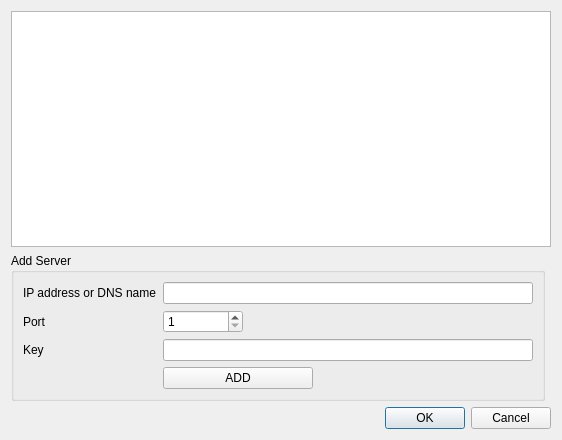
The window that BlockSettleUILib/ArmoryServersWidget.ui (BlockSettle/common) describes before a commit, drawn with Qt 5.
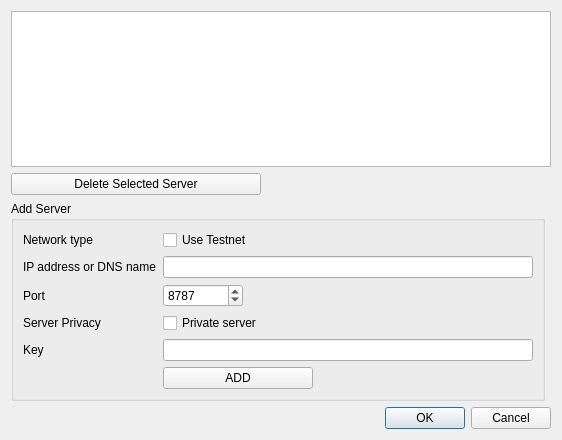
The same window after the commit.

Commit message: [wip] armory cancel connection

What changed in the file:
```diff
--- a/BlockSettleUILib/ArmoryServersWidget.ui
+++ b/BlockSettleUILib/ArmoryServersWidget.ui
@@ -30,40 +30,80 @@
      </attribute>
     </widget>
    </item>
-   <item row="1" column="0">
+   <item row="2" column="0">
     <widget class="QGroupBox" name="groupBox">
      <property name="title">
       <string>Add Server</string>
      </property>
      <layout class="QGridLayout" name="gridLayout">
       <item row="0" column="0">
+       <widget class="QLabel" name="label_5">
+        <property name="text">
+         <string>Network type</string>
+        </property>
+       </widget>
+      </item>
+      <item row="1" column="0">
        <widget class="QLabel" name="label">
         <property name="text">
          <string>IP address or DNS name</string>
         </property>
        </widget>
       </item>
-      <item row="2" column="1">
+      <item row="1" column="2">
+       <widget class="QLineEdit" name="lineEditAddress"/>
+      </item>
+      <item row="9" column="2">
        <widget class="QLineEdit" name="lineEditKey"/>
       </item>
-      <item row="1" column="0">
+      <item row="6" column="2">
+       <widget class="QCheckBox" name="checkBoxServerPrivacy">
+        <property name="text">
+         <string>Private server</string>
+        </property>
+       </widget>
+      </item>
+      <item row="10" column="2">
+       <widget class="QPushButton" name="pushButtonAddServer">
+        <property name="minimumSize">
+         <size>
+          <width>150</width>
+          <height>0</height>
+         </size>
+        </property>
+        <property name="maximumSize">
+         <size>
+          <width>150</width>
+          <height>16777215</height>
+         </size>
+        </property>
+        <property name="text">
+         <string>ADD</string>
+        </property>
+       </widget>
+      </item>
+      <item row="9" column="0">
+       <widget class="QLabel" name="labelKey">
+        <property name="text">
+         <string>Key</string>
+        </property>
+       </widget>
+      </item>
+      <item row="6" column="0">
+       <widget class="QLabel" name="label_4">
+        <property name="text">
+         <string>Server Privacy</string>
+        </property>
+       </widget>
+      </item>
+      <item row="4" column="0">
        <widget class="QLabel" name="label_2">
         <property name="text">
          <string>Port</string>
         </property>
        </widget>
       </item>
-      <item row="0" column="1">
-       <widget class="QLineEdit" name="lineEditAddress"/>
-      </item>
-      <item row="2" column="0">
-       <widget class="QLabel" name="label_3">
-        <property name="text">
-         <string>Key</string>
-        </property>
-       </widget>
-      </item>
-      <item row="1" column="1">
+      <item row="4" column="2">
        <widget class="QSpinBox" name="spinBoxPort">
         <property name="minimumSize">
          <size>
@@ -83,31 +123,22 @@
         <property name="maximum">
          <number>65535</number>
         </property>
+        <property name="value">
+         <number>8787</number>
+        </property>
        </widget>
       </item>
-      <item row="3" column="1">
-       <widget class="QPushButton" name="pushButtonAddServer">
-        <property name="minimumSize">
-         <size>
-          <width>150</width>
-          <height>0</height>
-         </size>
-        </property>
-        <property name="maximumSize">
-         <size>
-          <width>150</width>
-          <height>16777215</height>
-         </size>
-        </property>
+      <item row="0" column="2">
+       <widget class="QCheckBox" name="checkBox_2">
         <property name="text">
-         <string>ADD</string>
+         <string>Use Testnet</string>
         </property>
        </widget>
       </item>
      </layout>
     </widget>
    </item>
-   <item row="2" column="0" colspan="2">
+   <item row="3" column="0" colspan="2">
     <widget class="QDialogButtonBox" name="buttonBox">
      <property name="orientation">
       <enum>Qt::Horizontal</enum>
@@ -117,6 +148,25 @@
      </property>
     </widget>
    </item>
+   <item row="1" column="0">
+    <widget class="QPushButton" name="pushButtonDeleteServer">
+     <property name="minimumSize">
+      <size>
+       <width>250</width>
+       <height>0</height>
+      </size>
+     </property>
+     <property name="maximumSize">
+      <size>
+       <width>250</width>
+       <height>16777215</height>
+      </size>
+     </property>
+     <property name="text">
+      <string>Delete Selected Server</string>
+     </property>
+    </widget>
+   </item>
   </layout>
  </widget>
  <resources/>
```
The commit also changes 8 other files.
